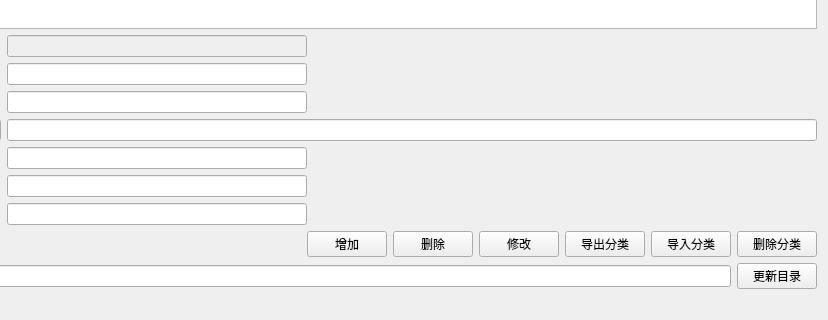
Qt form widget.ui (alantop0720/alantop_tool_qt) before a commit; both pictures show x 196 to 1024 and y 448 to 768 of the 1024 by 768 pixel window.
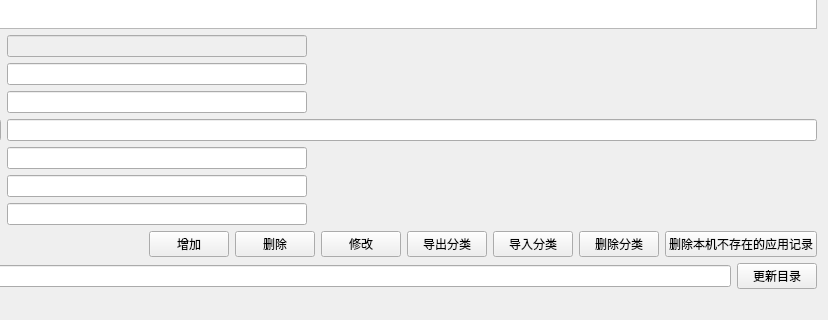
The same form after that commit.

Commit message: 重要操作输入密码验证

```diff
--- a/widget.ui
+++ b/widget.ui
@@ -300,6 +300,13 @@
              </property>
             </widget>
            </item>
+           <item>
+            <widget class="QPushButton" name="pushButton_del_noexist">
+             <property name="text">
+              <string>删除本机不存在的应用记录</string>
+             </property>
+            </widget>
+           </item>
           </layout>
          </item>
         </layout>
```
The commit also changes 2 other files.
